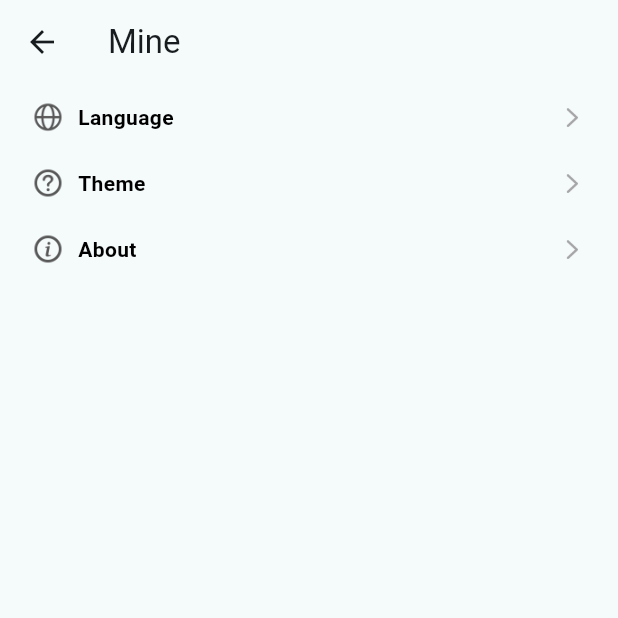
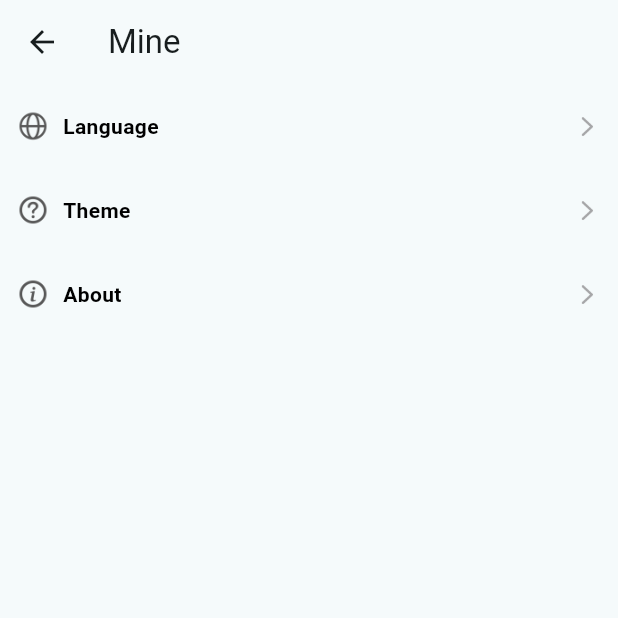
Before and after one commit to korea1501541730/flutter_desktop, a Flutter app: the MinePage screen opened by its route, on a phone screen of 412 x 824 dp, the top half of it. Run offline on Flutter 3.47's test engine with Material 3 defaults, Android fonts, the phone set to English and light mode, and no system bars; our stand-ins replace flutter_easyloading, get, logger, shared_preferences, synchronized; accounts and stored records are empty.

Commit message:
fix 多语言

```diff
--- a/flutter_desktop/lib/feature/home/controllers/home_controller.dart
+++ b/flutter_desktop/lib/feature/home/controllers/home_controller.dart
@@ -20,9 +20,7 @@ class HomeController extends GetxController {
 
   ///
   reloadTypes() {
-    dataSources.add(HomeModel(title: S.of(Get.context!).language,text: ''));
-    dataSources.add(HomeModel(title: S.of(Get.context!).theme));
-    dataSources.add(HomeModel(title: S.of(Get.context!).about));
+
   }
 
 
--- /dev/null
+++ b/flutter_desktop/lib/feature/mine/pages/bindings/language_binding.dart
@@ -0,0 +1,9 @@
+import 'package:flutter_desktop/feature/mine/pages/controllers/language_controller.dart';
+import 'package:get/get.dart';
+
+class LanguageBinding implements Bindings {
+  @override
+  void dependencies() {
+    Get.lazyPut<LanguageController>(() => LanguageController());
+  }
+}
--- a/flutter_desktop/lib/feature/mine/pages/models/my_model.dart
+++ b/flutter_desktop/lib/feature/mine/pages/models/my_model.dart
@@ -1,6 +1,6 @@
 class MineModel{
   String title;
-  String imagePath;//2 WI-FI  0 Ethernet  1 3G/4G 根据物模型
+  String imagePath;
   String text;
 
   MineModel({
--- a/flutter_desktop/lib/feature/mine/pages/my_page.dart
+++ b/flutter_desktop/lib/feature/mine/pages/my_page.dart
@@ -1,6 +1,7 @@
 import 'package:flutter/material.dart';
 import 'package:flutter_desktop/feature/mine/pages/controllers/my_controller.dart';
 import 'package:flutter_desktop/feature/mine/pages/widgets/my_row_view.dart';
+import 'package:flutter_desktop/routers/app_routes.dart';
 import 'package:get/get.dart';
 
 import '../../../generated/l10n.dart';
@@ -19,7 +20,13 @@ class MinePage extends GetView<MineController> {
             child: Obx(() => ListView.builder(
                 itemCount: controller.dataSources.length,
                 itemBuilder: (BuildContext context, int index) {
-                  return MineRowView(model: controller.dataSources[index]);
+                  return InkWell(
+                    onTap: () {
+                      // Handle item click here
+                      Get.toNamed(AppRoutes.languagePage);
+                    },
+                    child: MineRowView(model: controller.dataSources[index]),
+                  );
                 })
             )
         )
--- a/flutter_desktop/lib/feature/mine/pages/widgets/my_row_view.dart
+++ b/flutter_desktop/lib/feature/mine/pages/widgets/my_row_view.dart
@@ -3,6 +3,7 @@ import 'package:flutter/material.dart';
 import 'package:flutter_desktop/feature/mine/pages/models/my_model.dart';
 
 import '../../../../constants/app_colors.dart';
+import '../../../../generated/l10n.dart';
 
 class MineRowView extends StatelessWidget {
   MineModel model;
@@ -11,17 +12,17 @@ class MineRowView extends StatelessWidget {
   @override
   Widget build(BuildContext context) {
     return SizedBox(
-      height: 44,
-      child: _buildRow(model),
+      height: 56,
+      child: _buildRow(model,context),
     );
   }
 
-  Row _buildRow(MineModel model) {
+  Row _buildRow(MineModel model,BuildContext context) {
     return Row(
       mainAxisAlignment: MainAxisAlignment.start,
       children: [
         Padding(
-          padding: const EdgeInsets.only(left: 20.0),
+          padding: const EdgeInsets.only(left: 10.0),
           child: Image(
           image: AssetImage(model.imagePath),
           width: 24,
@@ -31,7 +32,7 @@ class MineRowView extends StatelessWidget {
         Padding(
           padding: const EdgeInsets.only(left: 8.0),
           child: Text(
-            model.title,
+            _getTitle(model.title, context),
             textAlign: TextAlign.left,
             style: TextStyle(
               color: AppColors.black,
@@ -46,7 +47,7 @@ class MineRowView extends StatelessWidget {
               crossAxisAlignment: CrossAxisAlignment.center,
               children: [
                 const Padding(
-                  padding: EdgeInsets.only(right: 20.0),
+                  padding: EdgeInsets.only(right: 10.0),
                   child: Image(
                     image: AssetImage('assets/images/detailarrow.png'),
                     width: 20,
@@ -67,4 +68,13 @@ class MineRowView extends StatelessWidget {
       ],
     );
   }
+  String _getTitle(String title,BuildContext context){
+    if(title=='language'){
+      return S.of(context).language;
+    }else if(title=='theme'){
+      return S.of(context).theme;
+    }else{
+      return S.of(context).about;
+    }
+  }
 }
--- a/flutter_desktop/lib/feature/tabbar/main_page.dart
+++ b/flutter_desktop/lib/feature/tabbar/main_page.dart
@@ -6,7 +6,8 @@ import 'package:get/get.dart';
 import '../../constants/app_colors.dart';
 import '../../generated/l10n.dart';
 
-class MainPage extends GetView<MainPageController> {
+class MainPage extends GetView<MainPageController>
+ {
   const MainPage({super.key});
 
   @override
--- a/flutter_desktop/lib/l10n/intl_en.arb
+++ b/flutter_desktop/lib/l10n/intl_en.arb
@@ -7,5 +7,8 @@
   "setting":"Setting",
   "language":"Language",
   "theme":"Theme",
-  "about":"About"
+  "about":"About",
+  "english":"English",
+  "chinese":"Chinese",
+  "followSystem":"Follow System"
 }
--- a/flutter_desktop/lib/l10n/intl_zh.arb
+++ b/flutter_desktop/lib/l10n/intl_zh.arb
@@ -7,5 +7,8 @@
   "setting":"设置",
   "language":"语言",
   "theme":"主题",
-  "about":"关于我们"
+  "about":"关于我们",
+  "english":"英文",
+  "chinese":"简体中文",
+  "followSystem":"跟随系统"
 }
--- a/flutter_desktop/lib/main.dart
+++ b/flutter_desktop/lib/main.dart
@@ -36,10 +36,7 @@ class MyApp extends StatelessWidget {
         GlobalCupertinoLocalizations.delegate,
       ],
       locale:LanguageUtil.getCurrentLocale(),
-      supportedLocales: const[
-        Locale('en', 'US'), // English, no country code
-        Locale('zh', 'CN'), // Spanish, no country code
-      ],
+      supportedLocales: S.delegate.supportedLocales,
       getPages: AppRoutes.appRoutes(),
       initialRoute: AppRoutes.mainPage,
       theme: ThemeData(
--- a/flutter_desktop/lib/routers/app_routes.dart
+++ b/flutter_desktop/lib/routers/app_routes.dart
@@ -2,6 +2,8 @@
 import 'package:flutter_desktop/feature/home/bindings/homebinding.dart';
 import 'package:flutter_desktop/feature/home/pages/home_page.dart';
 import 'package:flutter_desktop/feature/login/pages/login_page.dart';
+import 'package:flutter_desktop/feature/mine/pages/bindings/language_binding.dart';
+import 'package:flutter_desktop/feature/mine/pages/language_page.dart';
 import 'package:flutter_desktop/feature/mine/pages/my_page.dart';
 import 'package:get/get_navigation/src/routes/get_route.dart';
 
@@ -14,6 +16,7 @@ class AppRoutes {
   static const String homePage = '/home_page';
   static const String loginPage = '/login_page';
   static const String minePage = '/mine_page';
+  static const String languagePage = '/language_page';
 
   static appRoutes() => [
     GetPage(
@@ -35,6 +38,11 @@ class AppRoutes {
       name: loginPage,
       page: () => const LoginPage(),
     ),
+    GetPage(
+      name: languagePage,
+      page: () => const LanguagePage(),
+      binding: LanguageBinding(),
+    ),
   ];
 
   static HomePage homePageView(){
```
Also changed, not shown: flutter_desktop/lib/feature/mine/pages/controllers/language_controller.dart (added, +74 -0 lines), flutter_desktop/lib/feature/mine/pages/controllers/my_controller.dart (+4 -4 lines), flutter_desktop/lib/feature/mine/pages/language_page.dart (+28 -21 lines), flutter_desktop/lib/feature/mine/pages/models/language_model.dart (added, +12 -0 lines), flutter_desktop/lib/feature/mine/pages/widgets/language_card_view.dart (added, +64 -0 lines), flutter_desktop/lib/utils/language_util.dart (+5 -3 lines), flutter_desktop/assets/images/selecticon.png (added), flutter_desktop/lib/generated/intl/messages_en.dart, flutter_desktop/lib/generated/intl/messages_zh.dart, flutter_desktop/lib/generated/l10n.dart, 2 other files.
